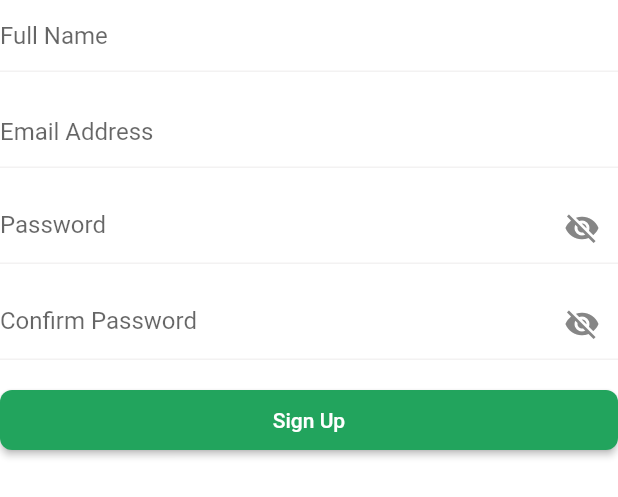
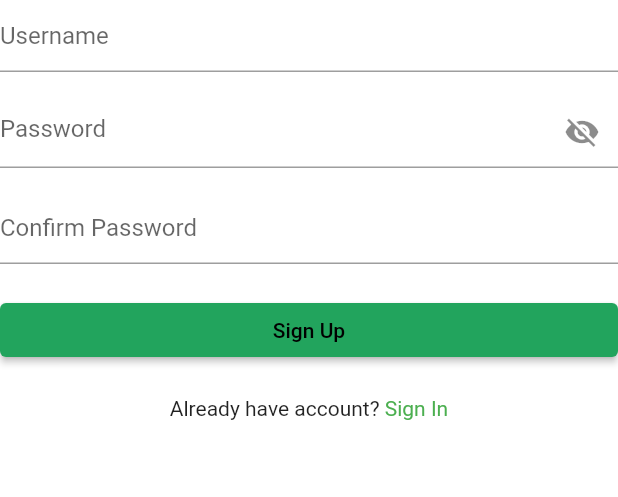
Before and after one commit to Riki-prayuda/tugas_ppb_minggu_9, a Flutter app: the SignUpForm widget shown alone on an empty page, opened directly, on a phone screen of 412 x 824 dp. Shown: the top 497 px of the screen. Run offline on Flutter 3.47's test engine with Material 3 defaults, Android fonts, the phone set to English and light mode, and no system bars; our stand-ins replace flutter_svg; network calls fail.

Commit message:
Update sign_up_page.dart

```diff
--- a/lib/screens/other_page/sign_up_page.dart
+++ b/lib/screens/other_page/sign_up_page.dart
@@ -1,6 +1,7 @@
+import 'dart:convert';
 import 'package:flutter/gestures.dart';
 import 'package:flutter/material.dart';
-import 'package:flutter_svg/flutter_svg.dart';
+import 'package:http/http.dart' as http;
 
 class SignUpScreen extends StatelessWidget {
   const SignUpScreen({super.key});
@@ -10,86 +11,17 @@ class SignUpScreen extends StatelessWidget {
     return Scaffold(
       backgroundColor: Colors.white,
       appBar: AppBar(
+        title: const Text("Sign Up"),
         backgroundColor: Colors.white,
-        title: const Text("Sign Up"),
       ),
-      body: SingleChildScrollView(
+      body: const SingleChildScrollView(
         child: Padding(
-          padding: const EdgeInsets.symmetric(horizontal: 16),
+          padding: EdgeInsets.all(16),
           child: Column(
-            crossAxisAlignment: CrossAxisAlignment.start,
             children: [
-              const WelcomeText(
-                title: "Create Account",
-                text: "Enter your Name, Email and Password \nfor sign up.",
-              ),
-
-              // Sign Up Form
-              const SignUpForm(),
-              const SizedBox(height: 16),
-
-              // Already have account
-              Center(
-                child: Text.rich(
-                  TextSpan(
-                    style: Theme.of(context)
-                        .textTheme
-                        .bodySmall!
-                        .copyWith(fontWeight: FontWeight.w500),
-                    text: "Already have account? ",
-                    children: <TextSpan>[
-                      TextSpan(
-                        text: "Sign In",
-                        style: const TextStyle(color: Color(0xFF22A45D)),
-                        recognizer: TapGestureRecognizer()
-                          ..onTap = () {
-                            // Navigate to Sign In Screen
-                          },
-                      ),
-                    ],
-                  ),
-                ),
-              ),
-              const SizedBox(height: 16),
-              Center(
-                child: Text(
-                  "By Signing up you agree to our Terms \nConditions & Privacy Policy.",
-                  textAlign: TextAlign.center,
-                  style: Theme.of(context).textTheme.bodyMedium,
-                ),
-              ),
-              const SizedBox(height: 16),
-              Center(
-                  child: Text("Or",
-                      style: TextStyle(
-                          color: Color(0xFF010F07).withOpacity(0.7)))),
-              const SizedBox(height: 16),
-
-              // Facebook
-              SocalButton(
-                press: () {},
-                text: "Connect with Facebook",
-                color: const Color(0xFF395998),
-                icon: SvgPicture.asset(
-                  'assets/icons/facebook.svg',
-                  colorFilter: const ColorFilter.mode(
-                    Color(0xFF395998),
-                    BlendMode.srcIn,
-                  ),
-                ),
-              ),
-              const SizedBox(height: 16),
-
-              // Google
-              SocalButton(
-                press: () {},
-                text: "Connect with Google",
-                color: const Color(0xFF4285F4),
-                icon: SvgPicture.asset(
-                  'assets/icons/google.svg',
-                ),
-              ),
-              const SizedBox(height: 16),
+              WelcomeText(),
+              SizedBox(height: 20),
+              SignUpForm(),
             ],
           ),
         ),
@@ -98,201 +30,253 @@ class SignUpScreen extends StatelessWidget {
   }
 }
 
+// =====================================
+// WELCOME TEXT
+// =====================================
 class WelcomeText extends StatelessWidget {
-  final String title, text;
+  const WelcomeText({super.key});
 
-  const WelcomeText({super.key, required this.title, required this.text});
   @override
   Widget build(BuildContext context) {
-    return Column(
-      crossAxisAlignment: CrossAxisAlignment.start,
+    return const Column(
+      crossAxisAlignment:
+          CrossAxisAlignment.start,
       children: [
-        const SizedBox(height: 16),
+        SizedBox(height: 10),
         Text(
-          title,
-          style: Theme.of(context)
-              .textTheme
-              .titleLarge!
-              .copyWith(fontWeight: FontWeight.w600),
+          "Create Account",
+          style: TextStyle(
+            fontSize: 24,
+            fontWeight:
+                FontWeight.bold,
+          ),
         ),
-        const SizedBox(height: 16 / 2),
-        Text(text, style: TextStyle(color: Color(0xFF868686))),
-        const SizedBox(height: 24),
+        SizedBox(height: 8),
+        Text(
+          "Enter username and password for sign up",
+        ),
       ],
     );
   }
 }
 
-class SocalButton extends StatelessWidget {
-  final Color color;
-  final String text;
-  final Widget icon;
-  final GestureTapCallback press;
-
-  const SocalButton({
-    super.key,
-    required this.color,
-    required this.icon,
-    required this.press,
-    required this.text,
-  });
-
-  @override
-  Widget build(BuildContext context) {
-    const padding = EdgeInsets.symmetric(horizontal: 16, vertical: 8);
-    return SizedBox(
-      width: double.infinity,
-      child: ElevatedButton(
-        style: ElevatedButton.styleFrom(
-          padding: padding,
-          backgroundColor: color,
-          shape: const RoundedRectangleBorder(
-              borderRadius: BorderRadius.all(Radius.circular(8))),
-        ),
-        onPressed: press,
-        child: Row(
-          children: [
-            Container(
-              padding: const EdgeInsets.all(8),
-              height: 28,
-              width: 28,
-              decoration: const BoxDecoration(
-                color: Colors.white,
-                borderRadius: BorderRadius.all(Radius.circular(4)),
-              ),
-              child: icon,
-            ),
-            const Spacer(flex: 2),
-            Text(
-              text.toUpperCase(),
-              style: Theme.of(context)
-                  .textTheme
-                  .bodySmall!
-                  .copyWith(color: Colors.white, fontWeight: FontWeight.w600),
-            ),
-            const Spacer(flex: 3),
-          ],
-        ),
-      ),
-    );
-  }
-}
-
+// =====================================
+// SIGN UP FORM
+// =====================================
 class SignUpForm extends StatefulWidget {
   const SignUpForm({super.key});
 
   @override
-  State<SignUpForm> createState() => _SignUpFormState();
+  State<SignUpForm> createState() =>
+      _SignUpFormState();
 }
 
-class _SignUpFormState extends State<SignUpForm> {
-  final _formKey = GlobalKey<FormState>();
+class _SignUpFormState
+    extends State<SignUpForm> {
+  final _formKey =
+      GlobalKey<FormState>();
 
-  bool _obscureText = true;
+  final usernameController =
+      TextEditingController();
+
+  final passwordController =
+      TextEditingController();
+
+  final confirmController =
+      TextEditingController();
+
+  bool obscure = true;
+  bool isLoading = false;
+
+  // =====================================
+  // SIGN UP (PAKAI ENDPOINT LOGIN)
+  // =====================================
+  Future<void> signUp() async {
+    if (passwordController.text !=
+        confirmController.text) {
+      ScaffoldMessenger.of(context)
+          .showSnackBar(
+        const SnackBar(
+          content: Text(
+            "Password tidak sama",
+          ),
+        ),
+      );
+      return;
+    }
+
+    setState(() {
+      isLoading = true;
+    });
+
+    final url =
+        "https://api.ppb.widiarrohman.my.id/api/2026/uts/A/kelompok1/food-delivery/login";
+
+    try {
+      final response =
+          await http.post(
+        Uri.parse(url),
+        headers: {
+          "Content-Type":
+              "application/json",
+        },
+        body: jsonEncode({
+          "username":
+              usernameController.text,
+          "password":
+              passwordController.text,
+        }),
+      );
+
+      final data =
+          jsonDecode(response.body);
+
+      setState(() {
+        isLoading = false;
+      });
+
+      ScaffoldMessenger.of(context)
+          .showSnackBar(
+        SnackBar(
+          content: Text(
+            data["message"],
+          ),
+        ),
+      );
+
+      print(data["token"]);
+    } catch (e) {
+      setState(() {
+        isLoading = false;
+      });
+
+      ScaffoldMessenger.of(context)
+          .showSnackBar(
+        SnackBar(
+          content:
+              Text(e.toString()),
+        ),
+      );
+    }
+  }
 
   @override
-  Widget build(BuildContext context) {
+  Widget build(
+      BuildContext context) {
     return Form(
       key: _formKey,
       child: Column(
         children: [
-          // Full Name Field
           TextFormField(
-            onSaved: (value) {},
-            textInputAction: TextInputAction.next,
-            decoration: const InputDecoration(
-              hintText: "Full Name",
-              border: UnderlineInputBorder(
-                borderSide: BorderSide(color: Color(0xFFF3F2F2)),
-              ),
-              enabledBorder: UnderlineInputBorder(
-                borderSide: BorderSide(color: Color(0xFFF3F2F2)),
+            controller:
+                usernameController,
+            decoration:
+                const InputDecoration(
+              hintText:
+                  "Username",
+            ),
+          ),
+
+          const SizedBox(
+              height: 16),
+
+          TextFormField(
+            controller:
+                passwordController,
+            obscureText:
+                obscure,
+            decoration:
+                InputDecoration(
+              hintText:
+                  "Password",
+              suffixIcon:
+                  IconButton(
+                onPressed: () {
+                  setState(() {
+                    obscure =
+                        !obscure;
+                  });
+                },
+                icon: Icon(
+                  obscure
+                      ? Icons
+                          .visibility_off
+                      : Icons
+                          .visibility,
+                ),
               ),
             ),
           ),
-          const SizedBox(height: 16),
 
-          // Email Field
+          const SizedBox(
+              height: 16),
+
           TextFormField(
-            onSaved: (value) {},
-            textInputAction: TextInputAction.next,
-            keyboardType: TextInputType.emailAddress,
-            decoration: const InputDecoration(
-              hintText: "Email Address",
-              border: UnderlineInputBorder(
-                borderSide: BorderSide(color: Color(0xFFF3F2F2)),
-              ),
-              enabledBorder: UnderlineInputBorder(
-                borderSide: BorderSide(color: Color(0xFFF3F2F2)),
-              ),
+            controller:
+                confirmController,
+            obscureText:
+                obscure,
+            decoration:
+                const InputDecoration(
+              hintText:
+                  "Confirm Password",
             ),
           ),
-          const SizedBox(height: 16),
 
-          // Password Field
-          TextFormField(
-            obscureText: _obscureText,
-            textInputAction: TextInputAction.next,
-            onChanged: (value) {},
-            onSaved: (value) {},
-            decoration: InputDecoration(
-              hintText: "Password",
-              border: UnderlineInputBorder(
-                borderSide: BorderSide(color: Color(0xFFF3F2F2)),
+          const SizedBox(
+              height: 20),
+
+          SizedBox(
+            width:
+                double.infinity,
+            child:
+                ElevatedButton(
+              onPressed:
+                  isLoading
+                      ? null
+                      : signUp,
+              style:
+                  ElevatedButton
+                      .styleFrom(
+                backgroundColor:
+                    const Color(
+                        0xFF22A45D),
               ),
-              enabledBorder: UnderlineInputBorder(
-                borderSide: BorderSide(color: Color(0xFFF3F2F2)),
-              ),
-              suffixIcon: GestureDetector(
-                onTap: () {
-                  setState(() {
-                    _obscureText = !_obscureText;
-                  });
-                },
-                child: _obscureText
-                    ? const Icon(Icons.visibility_off, color: Color(0xFF868686))
-                    : const Icon(Icons.visibility, color: Color(0xFF868686)),
-              ),
+              child:
+                  isLoading
+                      ? const CircularProgressIndicator(
+                          color: Colors
+                              .white,
+                        )
+                      : const Text(
+                          "Sign Up",
+                        ),
             ),
           ),
-          const SizedBox(height: 16),
 
-          // Confirm Password Field
-          TextFormField(
-            obscureText: _obscureText,
-            decoration: InputDecoration(
-              hintText: "Confirm Password",
-              border: UnderlineInputBorder(
-                borderSide: BorderSide(color: Color(0xFFF3F2F2)),
-              ),
-              enabledBorder: UnderlineInputBorder(
-                borderSide: BorderSide(color: Color(0xFFF3F2F2)),
-              ),
-              suffixIcon: GestureDetector(
-                onTap: () {
-                  setState(() {
-                    _obscureText = !_obscureText;
-                  });
-                },
-                child: _obscureText
-                    ? const Icon(Icons.visibility_off, color: Color(0xFF868686))
-                    : const Icon(Icons.visibility, color: Color(0xFF868686)),
-              ),
+          const SizedBox(
+              height: 20),
+
+          Text.rich(
+            TextSpan(
+              text:
+                  "Already have account? ",
+              children: [
+                TextSpan(
+                  text:
+                      "Sign In",
+                  style:
+                      const TextStyle(
+                    color: Colors
+                        .green,
+                  ),
+                  recognizer:
+                      TapGestureRecognizer()
+                        ..onTap =
+                            () {},
+                ),
+              ],
             ),
-          ),
-          const SizedBox(height: 16),
-          // Sign Up Button
-          ElevatedButton(
-            onPressed: () {},
-            style: ElevatedButton.styleFrom(
-              backgroundColor: const Color(0xFF22A45D),
-              foregroundColor: Colors.white,
-              minimumSize: const Size(double.infinity, 40),
-              shape: RoundedRectangleBorder(
-                borderRadius: BorderRadius.circular(8),
-              ),
-            ),
-            child: const Text("Sign Up"),
           ),
         ],
       ),
```
